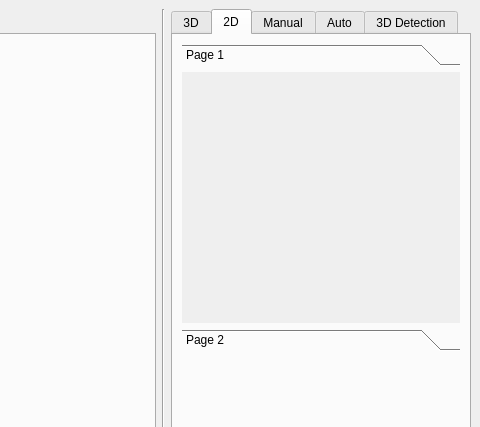
Above: ui/main_window.ui from bj0rkedal/agilus_master_project before the change; both pictures show x 483 to 963 and y 0 to 427 of the 963 by 700 pixel window. Below: the same form after it.
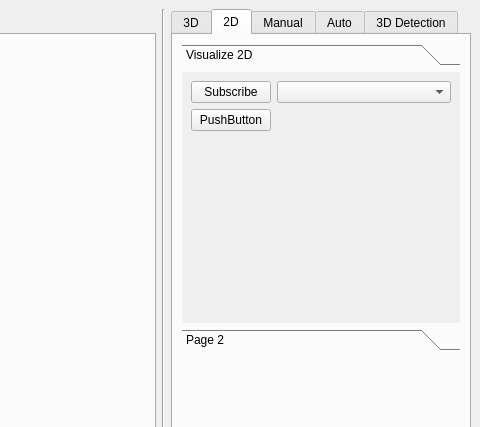
That is the form after the change. The open tabs and pages were chosen to show the change. Icons and pictures are not drawn.

Diff of the .ui file:
```diff
--- a/ui/main_window.ui
+++ b/ui/main_window.ui
@@ -185,13 +185,32 @@
             <rect>
              <x>0</x>
              <y>0</y>
-             <width>100</width>
-             <height>30</height>
+             <width>278</width>
+             <height>240</height>
             </rect>
            </property>
            <attribute name="label">
-            <string>Page 1</string>
+            <string>Visualize 2D</string>
            </attribute>
+           <layout class="QFormLayout" name="formLayout_4">
+            <item row="0" column="0">
+             <widget class="QPushButton" name="subscribeToTopicButton2">
+              <property name="text">
+               <string>Subscribe</string>
+              </property>
+             </widget>
+            </item>
+            <item row="0" column="1">
+             <widget class="QComboBox" name="topicComboBox2"/>
+            </item>
+            <item row="1" column="0">
+             <widget class="QPushButton" name="testdritt">
+              <property name="text">
+               <string>PushButton</string>
+              </property>
+             </widget>
+            </item>
+           </layout>
           </widget>
           <widget class="QWidget" name="page_4">
            <property name="geometry">
```
Left out of the diff: 4 changed lines with no effect on the pictures.
